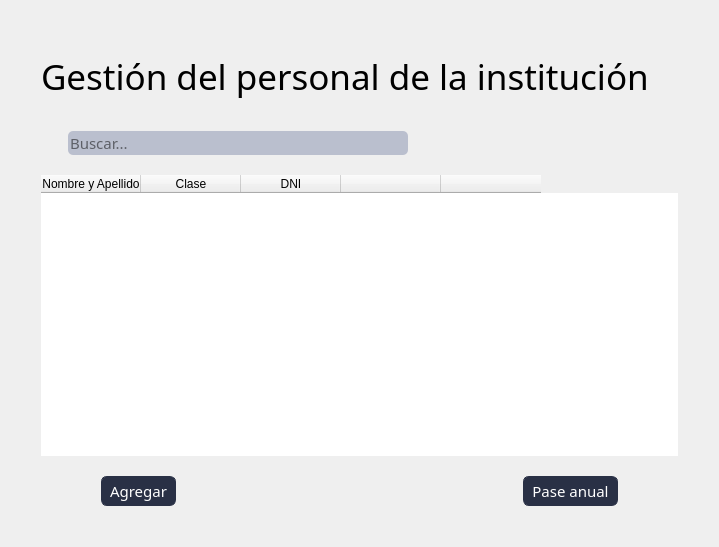
First picture: the form in blustock/ui/screens_uis/otro_personal.ui, repository MaxAPBusiness/Blustock, before the edit.
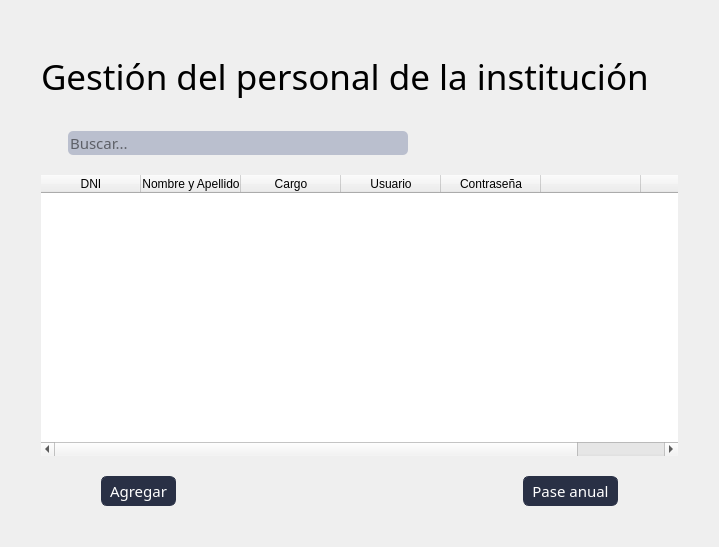
Second picture: the form after the edit. Icons and pictures are not drawn.

Commit message:
Agregé el fetch otro personal
- entra a la tabla de otroPersonal
- corregir el sql de otro_personal, no funciona (sqlite3.OperationalError: no such column: p.nombre)

Diff of the .ui file:
```diff
--- a/blustock/ui/screens_uis/otro_personal.ui
+++ b/blustock/ui/screens_uis/otro_personal.ui
@@ -268,21 +268,31 @@
        <property name="sortingEnabled">
         <bool>true</bool>
        </property>
-       <column>
-        <property name="text">
-         <string>Nombre y Apellido</string>
-        </property>
-       </column>
-       <column>
-        <property name="text">
-         <string>Clase</string>
-        </property>
-       </column>
        <column>
         <property name="text">
          <string>DNI</string>
         </property>
        </column>
+       <column>
+        <property name="text">
+         <string>Nombre y Apellido</string>
+        </property>
+       </column>
+       <column>
+        <property name="text">
+         <string>Cargo</string>
+        </property>
+       </column>
+       <column>
+        <property name="text">
+         <string>Usuario</string>
+        </property>
+       </column>
+       <column>
+        <property name="text">
+         <string>Contraseña</string>
+        </property>
+       </column>
        <column>
         <property name="text">
          <string/>
```
Left out of the diff: 12 changed lines with no effect on the pictures. The commit also changes 1 other file.
